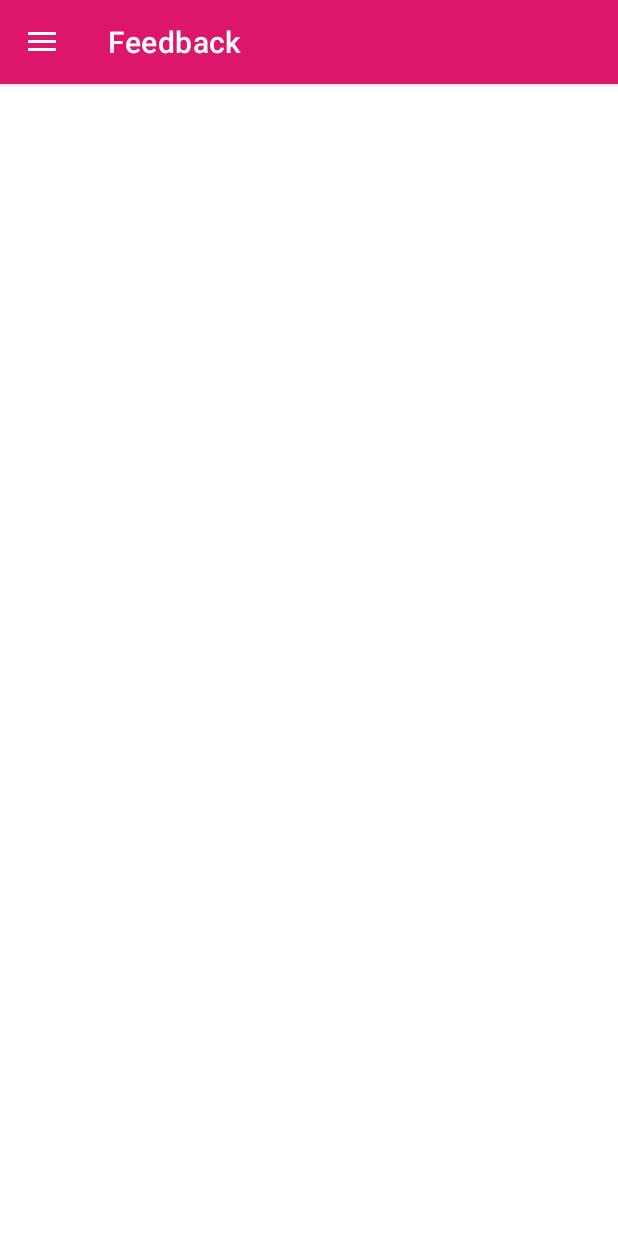
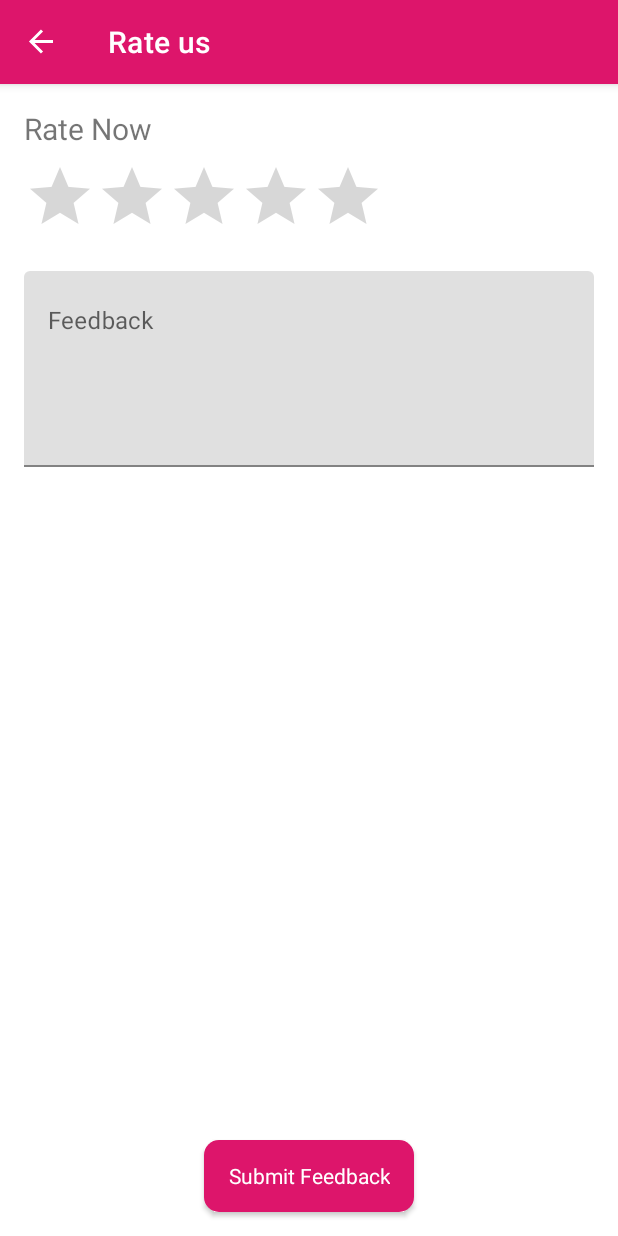
Before and after one commit to PrashantNaikHC/EZ-Kart, an Android app: the FeedbackFragment screen opened through its navigation route, on a phone screen of 412 x 824 dp. Run offline under Robolectric (Android 15) with nearby library versions, the phone set to English and light mode, and no system bars; our stand-ins replace navigation-ui.

Commit message:
Creating UI for feedbackFragment Update other layouts with the action bar margin

```diff
--- a/app/src/main/java/com/prashant/naik/ezcart/MainActivity.kt
+++ b/app/src/main/java/com/prashant/naik/ezcart/MainActivity.kt
@@ -34,8 +34,7 @@ class MainActivity : AppCompatActivity() {
                 R.id.homeFragment,
                 R.id.cartFragment,
                 R.id.orderFragment,
-                R.id.helpFragment,
-                R.id.feedbackFragment
+                R.id.helpFragment
             ), drawerLayout
         )
         setupActionBarWithNavController(navController, appBarConfiguration)
--- a/app/src/main/res/layout/fragment_cart.xml
+++ b/app/src/main/res/layout/fragment_cart.xml
@@ -3,6 +3,7 @@
     xmlns:tools="http://schemas.android.com/tools"
     android:layout_width="match_parent"
     android:layout_height="match_parent"
+    android:layout_marginTop="?attr/actionBarSize"
     tools:context=".ui.cart.CartFragment">
 
 </FrameLayout>
--- a/app/src/main/res/layout/fragment_feedback.xml
+++ b/app/src/main/res/layout/fragment_feedback.xml
@@ -1,8 +1,64 @@
 <?xml version="1.0" encoding="utf-8"?>
-<FrameLayout xmlns:android="http://schemas.android.com/apk/res/android"
+<androidx.constraintlayout.widget.ConstraintLayout xmlns:android="http://schemas.android.com/apk/res/android"
+    xmlns:app="http://schemas.android.com/apk/res-auto"
     xmlns:tools="http://schemas.android.com/tools"
     android:layout_width="match_parent"
     android:layout_height="match_parent"
+    android:layout_marginTop="?attr/actionBarSize"
     tools:context=".ui.feedback.FeedbackFragment">
 
-</FrameLayout>
+    <TextView
+        android:id="@+id/textView"
+        android:layout_width="wrap_content"
+        android:layout_height="wrap_content"
+        android:layout_marginStart="@dimen/margin_general"
+        android:layout_marginTop="@dimen/margin_general"
+        android:textSize="@dimen/heading_textsize"
+        android:text="@string/rate_now"
+        app:layout_constraintStart_toStartOf="parent"
+        app:layout_constraintTop_toTopOf="parent" />
+
+    <RatingBar
+        android:id="@+id/ratingBar"
+        android:layout_width="wrap_content"
+        android:layout_height="wrap_content"
+        android:layout_marginHorizontal="@dimen/margin_sm"
+        android:layout_marginStart="@dimen/margin_general"
+        android:layout_marginTop="@dimen/margin_sm"
+        android:numStars="5"
+        app:layout_constraintStart_toStartOf="parent"
+        app:layout_constraintTop_toBottomOf="@+id/textView" />
+
+    <com.google.android.material.textfield.TextInputLayout
+        android:id="@+id/editTextTextMultiLine"
+        android:layout_width="0dp"
+        android:layout_height="wrap_content"
+        android:ems="10"
+        android:gravity="start|top"
+        android:hint="@string/feedback_text"
+        app:layout_constraintEnd_toEndOf="parent"
+        app:layout_constraintStart_toStartOf="parent"
+        app:layout_constraintTop_toBottomOf="@+id/ratingBar">
+
+        <com.google.android.material.textfield.TextInputEditText
+            android:layout_width="match_parent"
+            android:layout_height="match_parent"
+            android:layout_margin="@dimen/margin_general"
+            android:gravity="start|top"
+            android:inputType="textMultiLine"
+            android:lines="5" />
+    </com.google.android.material.textfield.TextInputLayout>
+
+    <Button
+        android:id="@+id/submit_feedback_button"
+        android:layout_width="wrap_content"
+        android:layout_height="wrap_content"
+        android:layout_margin="16dp"
+        android:text="@string/submit_feedback"
+        style="@style/EZButton"
+        app:layout_constraintBottom_toBottomOf="parent"
+        app:layout_constraintEnd_toEndOf="parent"
+        app:layout_constraintHorizontal_bias="0.5"
+        app:layout_constraintStart_toStartOf="parent" />
+
+</androidx.constraintlayout.widget.ConstraintLayout>
--- a/app/src/main/res/layout/fragment_help.xml
+++ b/app/src/main/res/layout/fragment_help.xml
@@ -3,6 +3,7 @@
     xmlns:tools="http://schemas.android.com/tools"
     android:layout_width="match_parent"
     android:layout_height="match_parent"
+    android:layout_marginTop="?attr/actionBarSize"
     tools:context=".ui.help.HelpFragment">
 
 </FrameLayout>
--- a/app/src/main/res/layout/fragment_home.xml
+++ b/app/src/main/res/layout/fragment_home.xml
@@ -10,6 +10,7 @@
     <androidx.constraintlayout.widget.ConstraintLayout
         android:layout_width="match_parent"
         android:layout_height="match_parent"
+        android:layout_marginTop="?attr/actionBarSize"
         tools:context=".ui.home.HomeFragment">
 
         <TextView
--- a/app/src/main/res/layout/fragment_login.xml
+++ b/app/src/main/res/layout/fragment_login.xml
@@ -6,6 +6,7 @@
     <androidx.constraintlayout.widget.ConstraintLayout
         android:layout_width="match_parent"
         android:layout_height="match_parent"
+        android:layout_marginTop="?attr/actionBarSize"
         tools:context=".LoginFragment">
 
         <ImageView
@@ -72,9 +73,8 @@
             android:layout_width="0dp"
             android:layout_height="wrap_content"
             android:layout_marginTop="24dp"
-            android:background="@drawable/round_corners"
+            style="@style/EZButton"
             android:text="@string/login"
-            android:textAllCaps="false"
             app:layout_constraintBottom_toTopOf="@id/signUpTextView"
             app:layout_constraintEnd_toEndOf="@+id/passwordInputEditText"
             app:layout_constraintStart_toStartOf="@+id/passwordInputEditText"
--- a/app/src/main/res/layout/fragment_registration.xml
+++ b/app/src/main/res/layout/fragment_registration.xml
@@ -6,6 +6,7 @@
     <androidx.constraintlayout.widget.ConstraintLayout
         android:layout_width="match_parent"
         android:layout_height="match_parent"
+        android:layout_marginTop="?attr/actionBarSize"
         tools:context=".LoginFragment">
 
         <ImageView
@@ -136,9 +137,8 @@
             android:layout_width="0dp"
             android:layout_height="wrap_content"
             android:layout_marginTop="24dp"
-            android:background="@drawable/round_corners"
+            style="@style/EZButton"
             android:text="@string/register"
-            android:textAllCaps="false"
             app:layout_constraintBottom_toBottomOf="parent"
             app:layout_constraintEnd_toEndOf="@+id/mobileNumberInputEditText"
             app:layout_constraintStart_toStartOf="@+id/mobileNumberInputEditText"
--- a/app/src/main/res/layout/nav_header_main.xml
+++ b/app/src/main/res/layout/nav_header_main.xml
@@ -6,8 +6,8 @@
     android:layout_height="wrap_content"
     android:gravity="bottom"
     android:orientation="vertical"
-    android:paddingTop="@dimen/general_margin"
-    android:paddingBottom="@dimen/general_margin">
+    android:paddingTop="@dimen/margin_general"
+    android:paddingBottom="@dimen/margin_general">
 
 
     <ImageView
@@ -26,7 +26,7 @@
         android:id="@+id/profile_text"
         android:layout_width="match_parent"
         android:layout_height="wrap_content"
-        android:layout_marginTop="@dimen/general_margin"
+        android:layout_marginTop="@dimen/margin_general"
         android:textAlignment="center"
         android:textSize="24sp"
         android:text="@string/profile_placeholder_text"
--- a/app/src/main/res/values/dimens.xml
+++ b/app/src/main/res/values/dimens.xml
@@ -1,4 +1,6 @@
 <resources>
-    <dimen name="general_margin">16dp</dimen>
+    <dimen name="margin_general">16dp</dimen>
     <dimen name="margin_xl">48dp</dimen>
+    <dimen name="heading_textsize">20sp</dimen>
+    <dimen name="margin_sm">8dp</dimen>
 </resources>
--- a/app/src/main/res/values/strings.xml
+++ b/app/src/main/res/values/strings.xml
@@ -20,9 +20,14 @@
     <string name="menu_home">Home</string>
     <string name="menu_view_cart">View Cart</string>
     <string name="menu_orders">Your Orders</string>
-    <string name="menu_feedback">Feedback</string>
+    <string name="menu_feedback">Rate us</string>
     <string name="menu_help">Help</string>
     <string name="menu_logout">Logout</string>
     <string name="nav_drawer_profile_content_description">Profile image</string>
 
+    <!--Feedback Fragment-->
+    <string name="rate_now">Rate Now</string>
+    <string name="feedback_text">Feedback</string>
+    <string name="submit_feedback">Submit Feedback</string>
+
 </resources>
```
